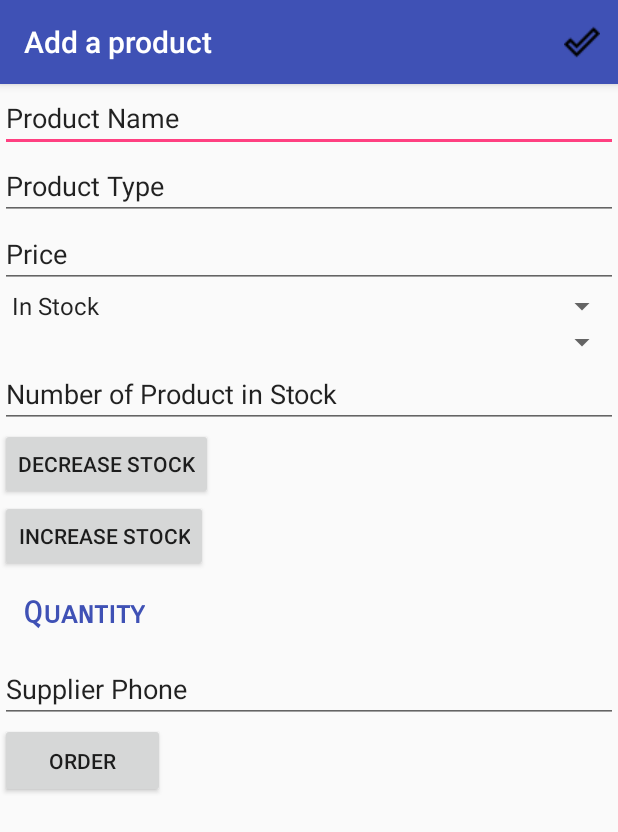
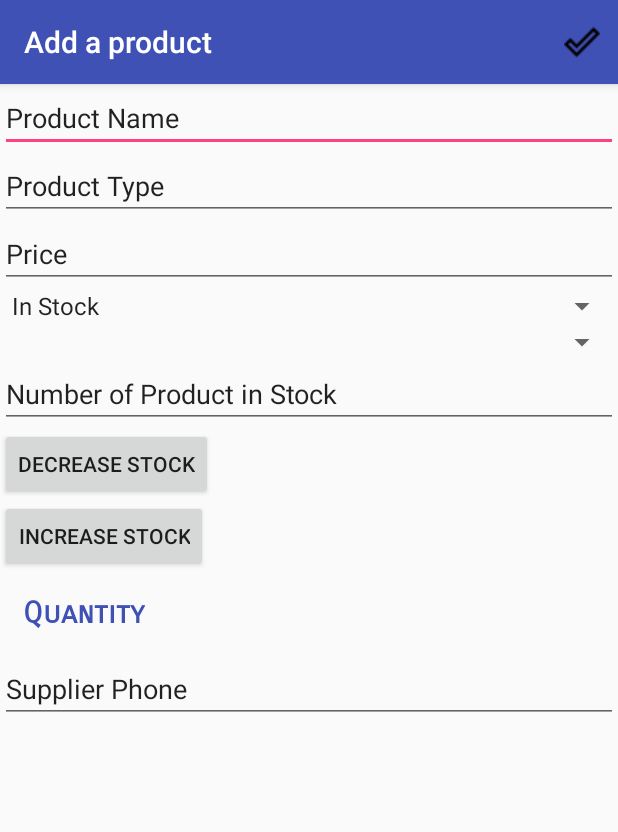
Before and after one commit to efehandanisman/ABNDP9InventoryApp, an Android app: the InventoryManagementActivity screen opened directly, with no data from a screen before it, on a phone screen of 412 x 824 dp. Shown: the top 832 px of the screen. Run offline under Robolectric (Android 15) with nearby library versions, the phone set to English and light mode, and no system bars; 2 statements that could not run were skipped.

Commit message:
Another commit.

```diff
--- a/app/src/main/java/com/example/android/abndp9inventoryapp/InventoryManagementActivity.java
+++ b/app/src/main/java/com/example/android/abndp9inventoryapp/InventoryManagementActivity.java
@@ -41,32 +41,71 @@ public class InventoryManagementActivity extends AppCompatActivity implements Lo
     private Uri mCurrentProdUri;
     private boolean mProdHasChanged = false;
     private EditText mNameEditText;
+    private EditText mPhoneEditText;
     private EditText mType;
     private EditText mPrice;
     private Spinner mStockSpinner;
     private Spinner mDiscountSpinner;
     private TextView mQuantityView;
-    private int mQuantity;
+    private int mQuantity = 0;
+    private int quantityLocal = 0;
+    private String name = "";
+    private int price = 0;
+    private int priceLocal = 0;
+    private String type = "";
+    private String phone = "";
+    private String phoneLocal = "";
     private EditText mSupplierPhoneNumber;
     Button sellProduct;
     Button addProduct;
     String spinnerName;
+    Button increment;
+    Button decrement;
+    Button orderNowButton;
 
     private int mStock = InventoryContract.InventoryEntry.COLUMN_IN_STOCK;
     private int mDiscount = InventoryContract.InventoryEntry.COLUMN_NO_DISCOUNT;
+    private static final int PRODUCT_LOADER = 0;
 
     @Override
     protected void onCreate(Bundle savedInstanceState) {
+
         super.onCreate(savedInstanceState);
         setContentView(R.layout.activity_inventorymanagement);
+        Intent intent = getIntent();
+        mCurrentProdUri = intent.getData();
+
+
+
+        orderNowButton = (Button) findViewById(R.id.order_button);
+        orderNowButton.setOnClickListener(new View.OnClickListener() {
+            @Override
+            public void onClick(View v) {
+                if (verifier()) {
+                    // Check that fields are not empty
+                    orderNow();
+                }
+
+
+
+
+            }
+
+
+            });
+
 
         if(mCurrentProdUri == null) {
             setTitle("Add a product");
+            orderNowButton.setVisibility(View.GONE);
+            mQuantity = 0;
+            mQuantityView.setText(String.valueOf(mQuantity));
             invalidateOptionsMenu();
         }else {
             setTitle("Edit Product");
-            Intent intent = getIntent();
-            mCurrentProdUri = intent.getData();
+         ;
+            orderNowButton.setVisibility(View.VISIBLE);
+
             getLoaderManager().initLoader(EXISTING_PROD_LOADER,null,this);
 
         }
@@ -104,41 +143,23 @@ final Button incrementButton = (Button) findViewById(R.id.increase_button);
         });
 
 
-        final Button decrementButton = (Button) findViewById(R.id.decrease_button);
-        decrementButton.setOnClickListener(new View.OnClickListener() {
-            @Override
-            public void onClick(View v) {
-                // on click quantity decreases
-                decrementButton(v);
-                // display quantity
-                displayQuantity();
-            }
-        });
+            decrement.setOnClickListener(new View.OnClickListener() {
+                @Override
+                public void onClick(View v) {
+                    mQuantity--;
+                    displayQuantity();
+                }
 
-        final Button orderNowButton = (Button) findViewById(R.id.order_button);
-        orderNowButton.setOnClickListener(new View.OnClickListener() {
-            @Override
-            public void onClick(View v) {
-                if (verifier()) {
-                    // Check that fields are not empty
-                    orderNow();
-                }
-            }
-        });}
+            });
+        }
 
 
 
 
-    public void decrementButton(View view) {
-        // If quantity = 0 show toast message
-        if (mQuantity == 0) {
-            Toast.makeText(this, "You can't have less than 0 product", Toast.LENGTH_SHORT).show();
-        } else {
-            // If quantity is not 0, decrease quantity
-            mQuantity--;
-            displayQuantity();
-        }
-    }
+
+
+
+
 
     public void displayQuantity() {
         TextView quantityView = (TextView) findViewById(R.id.quantity);
@@ -158,7 +179,7 @@ final Button incrementButton = (Button) findViewById(R.id.increase_button);
             // when the order is done.
             String phoneNumber = mSupplierPhoneNumber.getText().toString().trim();
             Intent callIntent = new Intent(Intent.ACTION_DIAL);
-            callIntent.setData(Uri.parse("tel:" + phoneNumber));
+            callIntent.setData(Uri.parse("Phone:" + phoneNumber));
             if (callIntent.resolveActivity(getPackageManager()) != null) {
                 startActivity(callIntent);
             }
--- a/app/src/main/java/com/example/android/abndp9inventoryapp/data/InventoryDbHelper.java
+++ b/app/src/main/java/com/example/android/abndp9inventoryapp/data/InventoryDbHelper.java
@@ -19,7 +19,7 @@ public class InventoryDbHelper extends SQLiteOpenHelper {
         String SQL_CREATE_ENTRIES = "CREATE TABLE " + InventoryEntry.TABLE_NAME + " ("
                 + InventoryEntry._ID + " INTEGER PRIMARY KEY AUTOINCREMENT, "
                 + InventoryEntry.COLUMN_PRODUCT_NAME + " TEXT NOT NULL, "
-                + InventoryEntry.COLUMN_PRODUCT_TYPE + " TEXT NOT NULL, "
+                + InventoryEntry.COLUMN_PRODUCT_TYPE + "    TEXT NOT NULL, "
                 + InventoryEntry.COLUMN_PRICE + " TEXT NOT NULL DEFAULT 0, "
                 + InventoryEntry.COLUMN_STOCK + " INTEGER NOT NULL, "
                 + InventoryEntry.COLUMN_QUANTITY + " INTEGER NOT NULL DEFAULT 0, "
```
